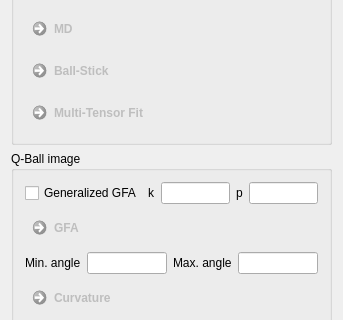
Qt form Plugins/org.mitk.gui.qt.diffusionimaging.reconstruction/src/internal/QmitkDiffusionQuantificationViewControls.ui (MITK/MITK) before a commit; both pictures show x 0 to 343 and y 212 to 532 of the 343 by 888 pixel window.
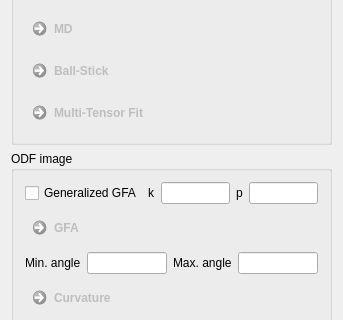
The same form after that commit.

Commit message:
Rename qball image to ODF image. Only stuff that is really qball related and not generally ODF related remains.
Summary: Basically renamed every occurrence odf qbi to odf, unless it is really qball related

Test Plan: No functionality changes, so everything is covered by the currect tests

Reviewers: O1 MITK Core, goch

Reviewed By: O1 MITK Core, goch

Subscribers: goch

Maniphest Tasks: T23319

```diff
--- a/Plugins/org.mitk.gui.qt.diffusionimaging.reconstruction/src/internal/QmitkDiffusionQuantificationViewControls.ui
+++ b/Plugins/org.mitk.gui.qt.diffusionimaging.reconstruction/src/internal/QmitkDiffusionQuantificationViewControls.ui
@@ -124,7 +124,7 @@
    <item>
     <widget class="QGroupBox" name="groupBox">
      <property name="title">
-      <string>Q-Ball image</string>
+      <string>ODF image</string>
      </property>
      <layout class="QVBoxLayout" name="verticalLayout">
       <item>
```
The commit also changes 124 other files.
